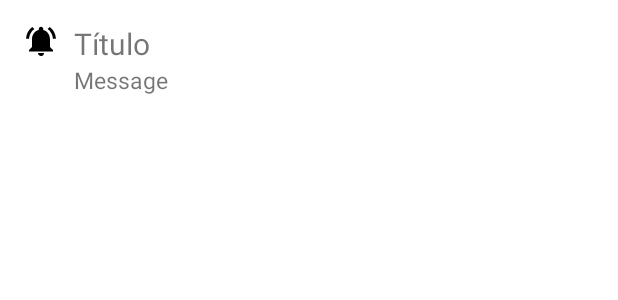
After one commit to bsoto24/TiendaNH, an Android app: the layout notification.xml on its own in the app's theme, with its tools: preview values and no code run, on a phone screen of 412 x 824 dp. The commit adds this screen. Shown: the top 300 px of the screen. Run offline under Robolectric (Android 15) with nearby library versions, the phone set to English and light mode, and no system bars.

Commit message:
Add Firebase Auth Add Firebase Push Notification Add Firebase Realtime Database

```diff
--- /dev/null
+++ b/app/src/main/res/drawable/ic_notification.xml
@@ -0,0 +1,5 @@
+<vector android:height="24dp" android:tint="#000000"
+    android:viewportHeight="24" android:viewportWidth="24"
+    android:width="24dp" xmlns:android="http://schemas.android.com/apk/res/android">
+    <path android:fillColor="@android:color/white" android:pathData="M7.58,4.08L6.15,2.65C3.75,4.48 2.17,7.3 2.03,10.5h2c0.15,-2.65 1.51,-4.97 3.55,-6.42zM19.97,10.5h2c-0.15,-3.2 -1.73,-6.02 -4.12,-7.85l-1.42,1.43c2.02,1.45 3.39,3.77 3.54,6.42zM18,11c0,-3.07 -1.64,-5.64 -4.5,-6.32L13.5,4c0,-0.83 -0.67,-1.5 -1.5,-1.5s-1.5,0.67 -1.5,1.5v0.68C7.63,5.36 6,7.92 6,11v5l-2,2v1h16v-1l-2,-2v-5zM12,22c0.14,0 0.27,-0.01 0.4,-0.04 0.65,-0.14 1.18,-0.58 1.44,-1.18 0.1,-0.24 0.15,-0.5 0.15,-0.78h-4c0.01,1.1 0.9,2 2.01,2z"/>
+</vector>
--- /dev/null
+++ b/app/src/main/res/layout/notification.xml
@@ -0,0 +1,32 @@
+<?xml version="1.0" encoding="utf-8"?>
+<RelativeLayout xmlns:android="http://schemas.android.com/apk/res/android"
+    android:layout_width="match_parent"
+    android:layout_height="match_parent"
+    android:layout_margin="15dp">
+
+    <ImageView
+        android:id="@+id/image"
+        android:layout_width="wrap_content"
+        android:layout_height="wrap_content"
+        android:src="@drawable/ic_notification" />
+
+    <TextView
+        android:id="@+id/title"
+        android:layout_width="match_parent"
+        android:layout_height="wrap_content"
+        android:layout_marginLeft="10dp"
+        android:layout_toRightOf="@+id/image"
+        android:text="Título"
+        android:textSize="20sp" />
+
+    <TextView
+        android:id="@+id/message"
+        android:layout_width="match_parent"
+        android:layout_height="wrap_content"
+        android:layout_below="@id/title"
+        android:layout_marginLeft="10dp"
+        android:layout_toRightOf="@+id/image"
+        android:text="Message"
+        android:textSize="15sp" />
+
+</RelativeLayout>
```
Also changed, not shown: app/build.gradle (+7 -0 lines), app/src/main/AndroidManifest.xml (+25 -6 lines), app/src/main/java/com/sunafil/mitienda/MyFirebaseMessagingService.kt (added, +79 -0 lines), app/src/main/java/com/sunafil/mitienda/feature/login/LoginActivity.kt (+21 -2 lines), app/src/main/java/com/sunafil/mitienda/feature/maps/domain/Marcador.kt (added, +13 -0 lines), app/src/main/java/com/sunafil/mitienda/feature/maps/view/MapsActivity.kt (+40 -2 lines), build.gradle (+7 -0 lines), 1 other file.
